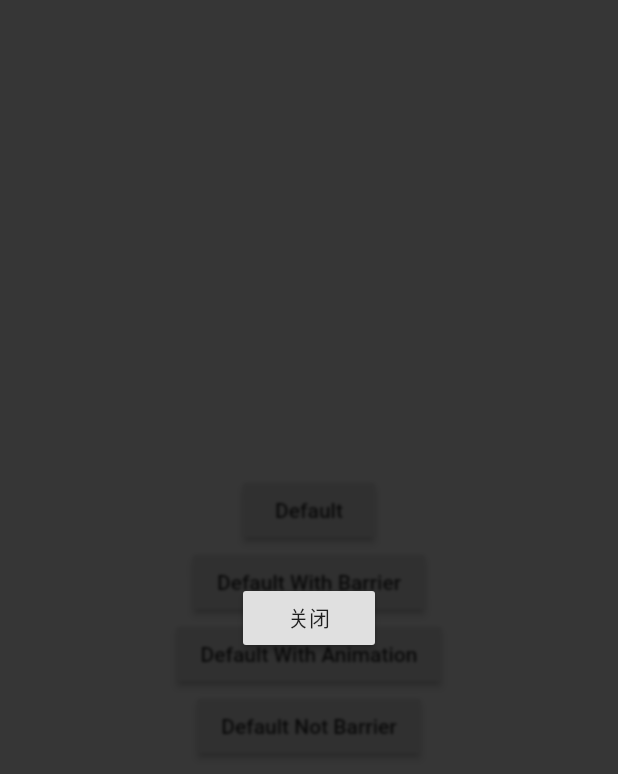
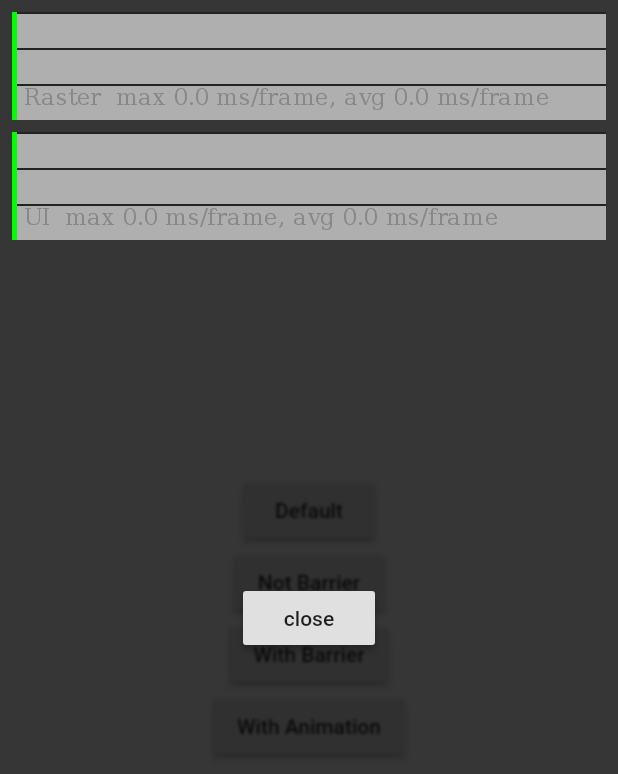
Before and after one commit to yinxulai/flutter_show_overlay, a Flutter app: the screen it shows after launch, after a tap on "Default", on a phone screen of 412 x 824 dp. Shown: the top 774 px of the screen. Run offline on Flutter 3.47's test engine with Material 2 defaults, Android fonts, the phone set to English and light mode, and no system bars.

Commit message:
add example snapshot.gif

```diff
--- a/example/lib/main.dart
+++ b/example/lib/main.dart
@@ -13,6 +13,7 @@ class MyApp extends StatelessWidget {
     return MaterialApp(
       title: 'showOverlay example',
       home: Scaffold(body: Body()),
+      showPerformanceOverlay: true,
     );
   }
 }
@@ -26,7 +27,7 @@ class Body extends StatelessWidget {
         return Center(
           child: RaisedButton(
             onPressed: close,
-            child: Text('关闭'),
+            child: Text('close'),
           ),
         );
       },
@@ -41,7 +42,7 @@ class Body extends StatelessWidget {
         return Center(
           child: RaisedButton(
             onPressed: close,
-            child: Text('关闭'),
+            child: Text('close'),
           ),
         );
       },
@@ -58,7 +59,7 @@ class Body extends StatelessWidget {
         return Center(
           child: RaisedButton(
             onPressed: close,
-            child: Text('关闭'),
+            child: Text('close'),
           ),
         );
       },
@@ -77,7 +78,7 @@ class Body extends StatelessWidget {
             scale: animation,
             child: RaisedButton(
               onPressed: close,
-              child: Text('关闭'),
+              child: Text('close'),
             ),
           ),
         );
@@ -96,16 +97,16 @@ class Body extends StatelessWidget {
             child: Text('Default'),
           ),
           RaisedButton(
+            onPressed: () => showOverlayByNotBarrier(context),
+            child: Text('Not Barrier'),
+          ),
+          RaisedButton(
             onPressed: () => showOverlayByWithBarrier(context),
-            child: Text('Default With Barrier'),
+            child: Text('With Barrier'),
           ),
           RaisedButton(
             onPressed: () => showOverlayByWithAnimation(context),
-            child: Text('Default With Animation'),
-          ),
-          RaisedButton(
-            onPressed: () => showOverlayByNotBarrier(context),
-            child: Text('Default Not Barrier'),
+            child: Text('With Animation'),
           )
         ],
       ),
--- a/pubspec.yaml
+++ b/pubspec.yaml
@@ -1,7 +1,7 @@
 name: show_overlay
 homepage: https://github.com/yinxulai/flutter_show_overlay
 description: Quickly and easily create an OverlayEntry with animate.
-version: 0.0.6
+version: 0.0.7
 
 environment:
   sdk: ">=2.7.0 <3.0.0"
```
Also changed, not shown: example/snapshot.gif (added), 2 other files.
